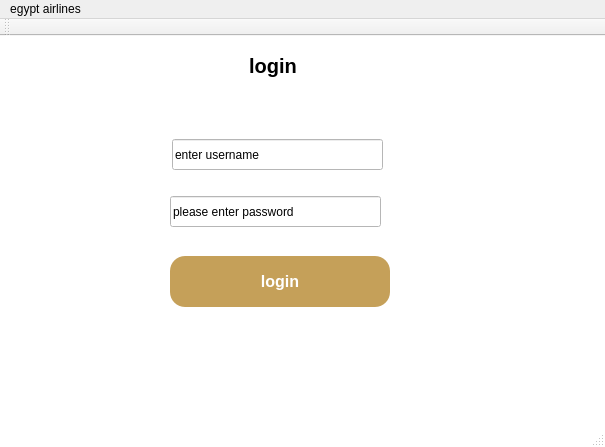
mohamedalaaabdalaah-lgtm/s_p_project, file s_p_project/s_p_project.ui: the form before one commit.
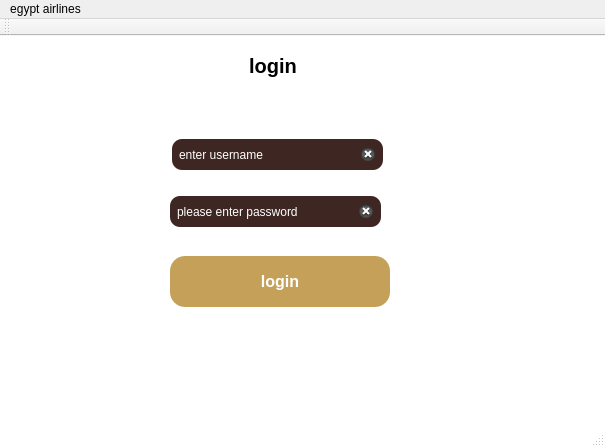
The form after the commit. The open tabs and pages were chosen to show the change.

Patch:
```diff
--- a/s_p_project/s_p_project.ui
+++ b/s_p_project/s_p_project.ui
@@ -182,9 +182,29 @@
         <height>31</height>
        </rect>
       </property>
+      <property name="styleSheet">
+       <string notr="true">QLineEdit {
+    background-color: #3e2723; /* Dark Coffee */
+    color: #ffffff;           /* White text so you can actually see it! */
+    border-radius: 10px;
+    padding: 5px;
+}</string>
+      </property>
       <property name="text">
        <string>enter username</string>
       </property>
+      <property name="echoMode">
+       <enum>QLineEdit::EchoMode::Normal</enum>
+      </property>
+      <property name="cursorPosition">
+       <number>0</number>
+      </property>
+      <property name="placeholderText">
+       <string>username</string>
+      </property>
+      <property name="clearButtonEnabled">
+       <bool>true</bool>
+      </property>
      </widget>
      <widget class="QLineEdit" name="txt_login_pass">
       <property name="geometry">
@@ -195,9 +215,23 @@
         <height>31</height>
        </rect>
       </property>
+      <property name="styleSheet">
+       <string notr="true">QLineEdit {
+    background-color: #3e2723; /* Dark Coffee */
+    color: #ffffff;           /* White text so you can actually see it! */
+    border-radius: 10px;
+    padding: 5px;
+}</string>
+      </property>
       <property name="text">
        <string>please enter password</string>
       </property>
+      <property name="placeholderText">
+       <string>password</string>
+      </property>
+      <property name="clearButtonEnabled">
+       <bool>true</bool>
+      </property>
      </widget>
      <widget class="QPushButton" name="btn_login_submit">
       <property name="geometry">
@@ -215,7 +249,7 @@
      <widget class="QLabel" name="lbl_error_msg">
       <property name="geometry">
        <rect>
-        <x>140</x>
+        <x>150</x>
         <y>280</y>
         <width>271</width>
         <height>51</height>
```
Left out of the diff: 24 changed lines with no effect on the pictures.
